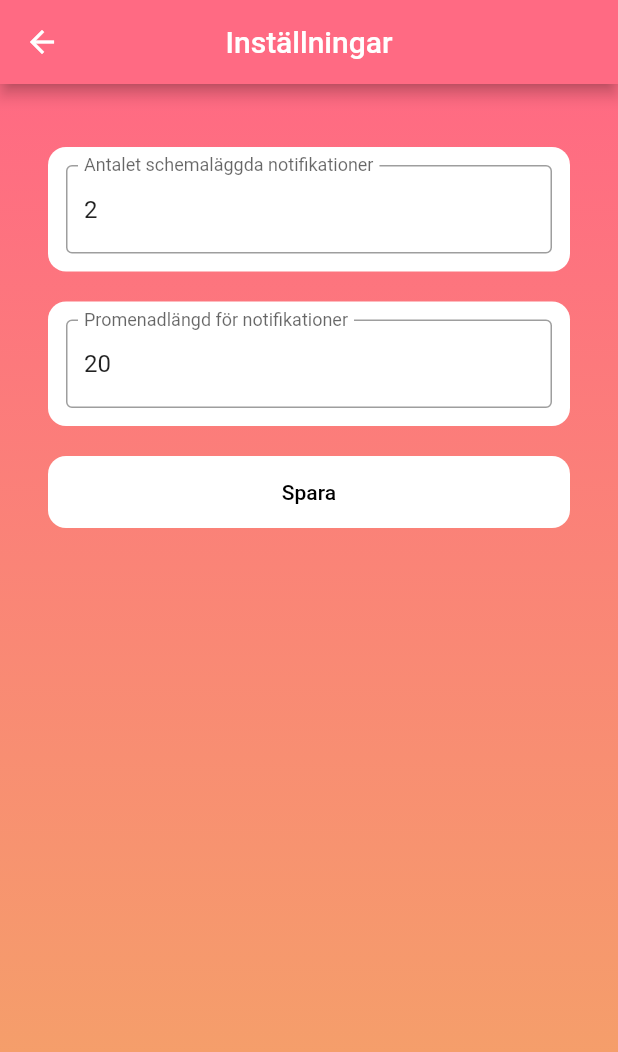
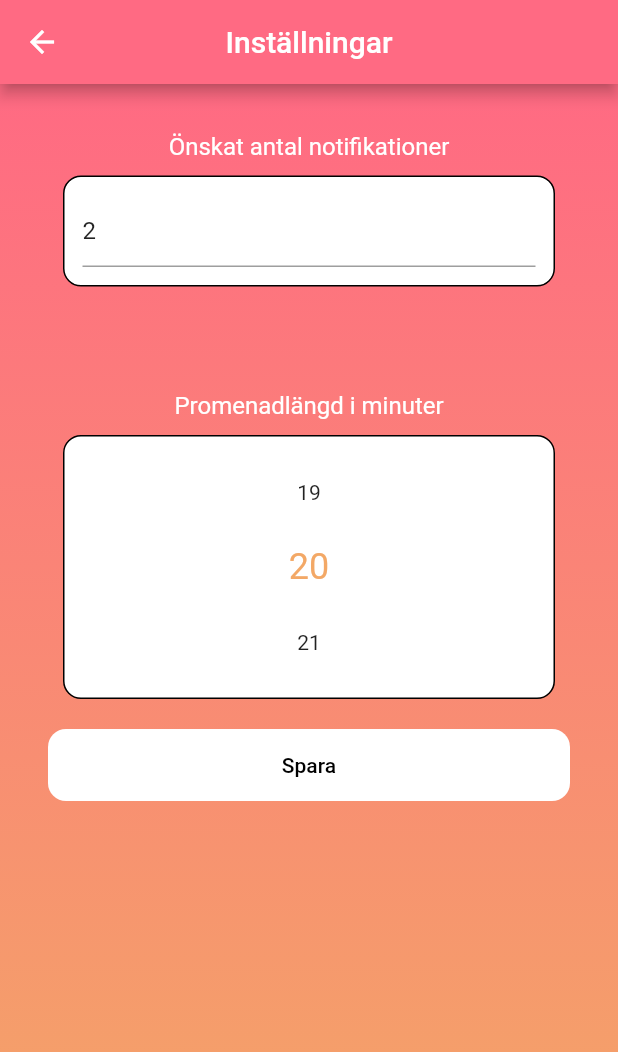
Before and after one commit to robengrobban/PVT-Grupp-75, a Flutter app: the SettingScreen screen opened by its route, on a phone screen of 412 x 824 dp. Shown: the top 1052 px of the screen. Run offline on Flutter 3.47's test engine with Material 2 defaults, Android fonts, the phone set to English and light mode, and no system bars; drawn by our look-alikes of numberpicker; our stand-ins replace flutter_local_notifications, google_sign_in, location, shared_preferences, timezone; accounts and stored records are empty.

Commit message:
Changed settings input thing

```diff
--- a/flutter_app/lib/screens/menu_screen.dart
+++ b/flutter_app/lib/screens/menu_screen.dart
@@ -61,7 +61,7 @@ class _MenuScreenState extends State<MenuScreen> {
                         children: [
                           MenuItem(Icons.person, "Profil", _itemPadding, _openProfile),
                           MenuItem(Icons.military_tech, "Framsteg", _itemPadding, _openAchievements),
-                          MenuItem(Icons.analytics, "Weekly summary", _itemPadding, _openWeeklySummary),
+                          MenuItem(Icons.analytics, "Veckosummering", _itemPadding, _openWeeklySummary),
                           MenuItem(Icons.logout, "Logga ut", _itemPadding, _getOUT),
                           MenuItem(Icons.notifications, "DEBUG NOTIFICATION", _itemPadding, () {
                             Navigator.of(context).pushNamed("/debug-noti");
--- a/flutter_app/lib/screens/setting_screen.dart
+++ b/flutter_app/lib/screens/setting_screen.dart
@@ -1,6 +1,7 @@
 import 'package:flutter/material.dart';
 import 'package:flutter/services.dart';
 import 'package:flutter_app/models/notification_handler.dart';
+import 'package:numberpicker/numberpicker.dart';
 import 'package:flutter_app/theme.dart' as Theme;
 
 class SettingScreen extends StatefulWidget {
@@ -12,6 +13,7 @@ class _SettingScreenState extends State<SettingScreen> {
 
   TextEditingController _maxNotificationsController;
   TextEditingController _walkLengthController;
+  int _value = NotificationHandler().walkLength();
   final GlobalKey<FormState> _formKey = GlobalKey<FormState>();
 
   @override
@@ -52,20 +54,26 @@ class _SettingScreenState extends State<SettingScreen> {
                           child: Form(
                             child: Column(
                               mainAxisAlignment: MainAxisAlignment.start,
-                              crossAxisAlignment: CrossAxisAlignment.stretch,
                               children: [
+                                Text(
+                                  "Önskat antal notifikationer",
+                                  style: TextStyle(
+                                      color: Colors.white,
+                                      fontSize: 16),
+                                ),
                                 Container(
+                                  alignment: Alignment.center,
                                   padding: const EdgeInsets.all(12),
-                                  margin: const EdgeInsets.symmetric(vertical: 10),
+                                  margin: const EdgeInsets.symmetric(vertical: 10, horizontal: 10),
                                   decoration: BoxDecoration(
                                     color: Colors.white,
                                     borderRadius: BorderRadius.circular(12),
+                                    border: Border.all(
+                                      color: Colors.black,
+                                      width: 1,
+                                    )
                                   ),
                                   child: TextField(
-                                      decoration: InputDecoration(
-                                        labelText: "Antalet schemaläggda notifikationer",
-                                        border: OutlineInputBorder()
-                                      ),
                                       controller: _maxNotificationsController,
                                       keyboardType: TextInputType.number,
                                       inputFormatters: <TextInputFormatter>[
@@ -73,24 +81,35 @@ class _SettingScreenState extends State<SettingScreen> {
                                       ]
                                   ),
                                 ),
+                                Column(
+                                  children: <Widget>[
+                                    SizedBox(height: 60,),
+                                    Text(
+                                        "Promenadlängd i minuter",
+                                    style: TextStyle(
+                                        color: Colors.white,
+                                        fontSize: 16,
+                                    )
+                                    ),
                                     Container(
-                                  padding: const EdgeInsets.all(12),
-                                  margin: const EdgeInsets.symmetric(vertical: 10),
+                                      padding: EdgeInsets.all(12),
+                                      alignment: Alignment.center,
                                       decoration: BoxDecoration(
                                         color: Colors.white,
-                                    borderRadius: BorderRadius.circular(12),
+                                        border: Border.all(
+                                          color: Colors.black,
+                                          width: 1,
                                         ),
-                                  child: TextField(
-                                      decoration: InputDecoration(
-                                          labelText: "Promenadlängd för notifikationer",
-                                          border: OutlineInputBorder()
+                                        borderRadius: BorderRadius.all(Radius.circular(12)),
                                       ),
-                                      controller: _walkLengthController,
-                                      keyboardType: TextInputType.number,
-                                      inputFormatters: <TextInputFormatter>[
-                                        FilteringTextInputFormatter.digitsOnly
-                                      ]
+                                      margin: EdgeInsets.symmetric(vertical: 10, horizontal: 10),
+                                      child: NumberPicker(
+                                      value: _value,
+                                      minValue: 10,
+                                      maxValue: 100,
+                                      onChanged: (value) => setState(() => _value = value),
                                     ),
+                                    )],
                                 ),
                                 Container(
                                   alignment: Alignment.center,
@@ -98,10 +117,6 @@ class _SettingScreenState extends State<SettingScreen> {
                                   decoration: BoxDecoration(
                                     color: Colors.white,
                                     borderRadius: BorderRadius.circular(12),
-                                  ),
-                                  child: ConstrainedBox(
-                                    constraints: BoxConstraints(
-                                      minWidth: viewportConstraints.maxWidth,
                                   ),
                                   child: ElevatedButton(
                                     child: Text("Spara"),
@@ -112,7 +127,6 @@ class _SettingScreenState extends State<SettingScreen> {
                                     ),
                                     onPressed: _saveActions,
                                   ),
-                                  )
                                 )
                               ],
                             )
@@ -128,7 +142,7 @@ class _SettingScreenState extends State<SettingScreen> {
   void _saveActions() {
     try {
       int newMaxNotifications = int.parse(_maxNotificationsController.text);
-      int newWalkLength = int.parse(_walkLengthController.text);
+      int newWalkLength = _value;
       NotificationHandler().updatedSettings(newMaxNotifications, newWalkLength);
     }
     catch(e) {
```
Lines whose indentation alone changed are shown as unchanged.
